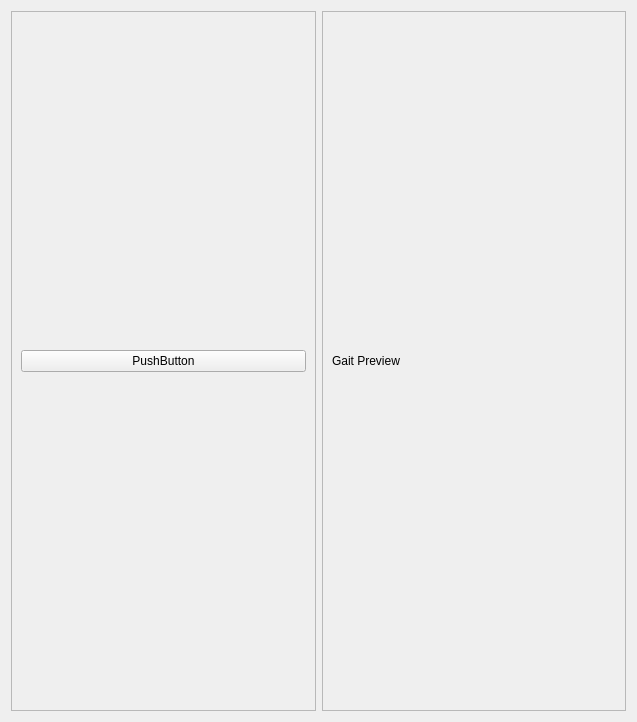
The window that march_rqt_gait_generator/resource/gait_generator.ui (project-march/ProjectMarch) describes before a commit, drawn with Qt 5.
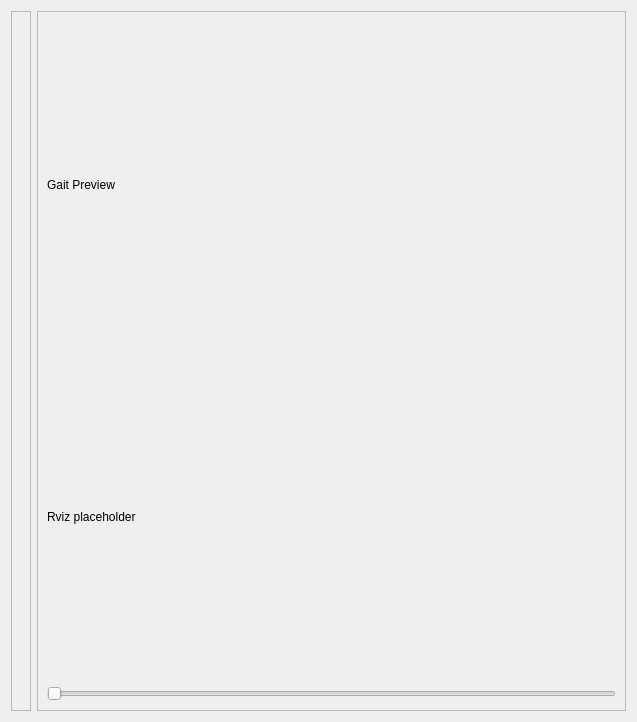
The same window after the commit.

```diff
--- a/march_rqt_gait_generator/resource/gait_generator.ui
+++ b/march_rqt_gait_generator/resource/gait_generator.ui
@@ -22,15 +22,7 @@
      <property name="frameShadow">
       <enum>QFrame::Raised</enum>
      </property>
-     <layout class="QGridLayout" name="gridLayout">
-      <item row="0" column="0">
-       <widget class="QPushButton" name="pushButton">
-        <property name="text">
-         <string>PushButton</string>
-        </property>
-       </widget>
-      </item>
-     </layout>
+     <layout class="QVBoxLayout" name="verticalLayout"/>
      <zorder>RvizFrame</zorder>
      <zorder>pushButton</zorder>
     </widget>
@@ -43,14 +35,28 @@
      <property name="frameShadow">
       <enum>QFrame::Raised</enum>
      </property>
-     <layout class="QVBoxLayout" name="verticalLayout_2">
-      <item>
+     <layout class="QGridLayout" name="gridLayout">
+      <item row="0" column="0">
        <widget class="QLabel" name="RvizLabel">
         <property name="text">
          <string>Gait Preview</string>
         </property>
        </widget>
       </item>
+      <item row="1" column="0">
+       <widget class="QLabel" name="label">
+        <property name="text">
+         <string>Rviz placeholder</string>
+        </property>
+       </widget>
+      </item>
+      <item row="2" column="0">
+       <widget class="QSlider" name="RvizTimeSlider">
+        <property name="orientation">
+         <enum>Qt::Horizontal</enum>
+        </property>
+       </widget>
+      </item>
      </layout>
     </widget>
    </item>
```
Left out of the diff: 3 changed lines with no effect on the pictures.
